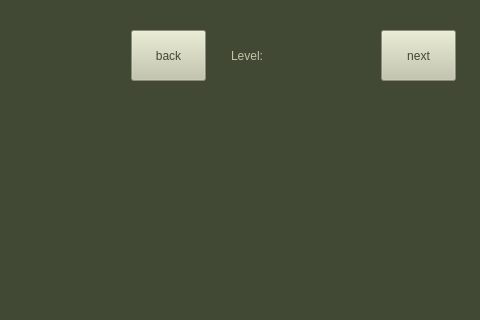
kinzanik/game_lyc, file des2.ui: the form before one commit; both pictures show x 379 to 859 and y 100 to 420 of the 859 by 600 pixel window.
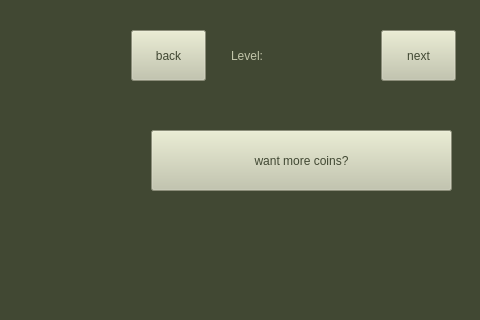
The form after the commit.

```diff
--- a/des2.ui
+++ b/des2.ui
@@ -217,6 +217,24 @@
      <string>back</string>
     </property>
    </widget>
+   <widget class="QPushButton" name="morecoins_Button">
+    <property name="geometry">
+     <rect>
+      <x>530</x>
+      <y>230</y>
+      <width>301</width>
+      <height>61</height>
+     </rect>
+    </property>
+    <property name="styleSheet">
+     <string notr="true">font: 75 14pt &quot;Palatino Linotype&quot;;
+background-color: rgb(194, 197, 170);
+color: rgb(65, 72, 51)</string>
+    </property>
+    <property name="text">
+     <string>want more coins?</string>
+    </property>
+   </widget>
   </widget>
   <widget class="QMenuBar" name="menubar">
    <property name="geometry">
```
